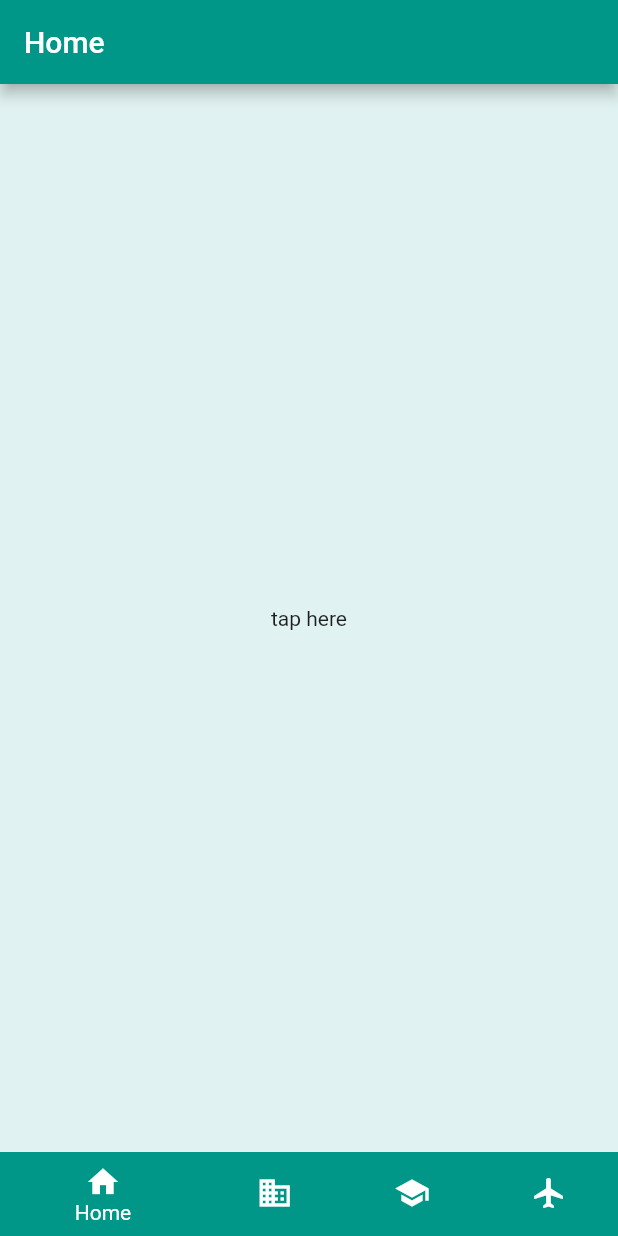
After one commit to olmaton/flutter-ejemplos, a Flutter app: the screen it shows after launch, after a tap on "BottomOfNavigationInFlutterPage", on a phone screen of 412 x 824 dp. The commit adds this screen. Run offline on Flutter 3.47's test engine with Material 2 defaults, Android fonts, the phone set to English and light mode, and no system bars.

Commit message:
Bottom Of Navigation In Flutter Page
Fuente:

https://medium.com/flutter/getting-to-the-bottom-of-navigation-in-flutter-b3e440b9386

```diff
--- /dev/null
+++ b/examples/lib/BottomOfNavigationInFlutter/BottomOfNavigationInFlutterPage.dart
@@ -0,0 +1,288 @@
+import 'package:flutter/material.dart';
+import 'package:flutter/rendering.dart';
+
+class Destination {
+  const Destination(this.index, this.title, this.icon, this.color);
+  final int index;
+  final String title;
+  final IconData icon;
+  final MaterialColor color;
+}
+
+const List<Destination> allDestinations = <Destination>[
+  Destination(0, 'Home', Icons.home, Colors.teal),
+  Destination(1, 'Business', Icons.business, Colors.cyan),
+  Destination(2, 'School', Icons.school, Colors.orange),
+  Destination(3, 'Flight', Icons.flight, Colors.blue)
+];
+
+class RootPage extends StatelessWidget {
+  const RootPage({ Key key, this.destination }) : super(key: key);
+
+  final Destination destination;
+
+  @override
+  Widget build(BuildContext context) {
+    return Scaffold(
+      appBar: AppBar(
+        title: Text(destination.title),
+        backgroundColor: destination.color,
+      ),
+      backgroundColor: destination.color[50],
+      body: SizedBox.expand(
+        child: InkWell(
+          onTap: () {
+            Navigator.pushNamed(context, "/list");
+          },
+          child: Center(
+            child: Text('tap here'),
+          ),
+        ),
+      ),
+    );
+  }
+}
+
+class ListPage extends StatelessWidget {
+  const ListPage({ Key key, this.destination }) : super(key: key);
+
+  final Destination destination;
+
+  @override
+  Widget build(BuildContext context) {
+    const List<int> shades = <int>[50, 100, 200, 300, 400, 500, 600, 700, 800, 900];
+
+    return Scaffold(
+      appBar: AppBar(
+        title: Text(destination.title),
+        backgroundColor: destination.color,
+      ),
+      backgroundColor: destination.color[50],
+      body: SizedBox.expand(
+        child: ListView.builder(
+          itemCount: shades.length,
+          itemBuilder: (BuildContext context, int index) {
+            return SizedBox(
+              height: 128,
+              child: Card(
+                color: destination.color[shades[index]].withOpacity(0.25),
+                child: InkWell(
+                  onTap: () {
+                    Navigator.pushNamed(context, "/text");
+                  },
+                  child: Center(
+                    child: Text('Item $index', style: Theme.of(context).primaryTextTheme.display1),
+                  ),
+                ),
+              ),
+            );
+          },
+        ),
+      ),
+    );
+  }
+}
+
+class TextPage extends StatefulWidget {
+  const TextPage({ Key key, this.destination }) : super(key: key);
+
+  final Destination destination;
+
+  @override
+  _TextPageState createState() => _TextPageState();
+}
+
+class _TextPageState extends State<TextPage> {
+  TextEditingController _textController;
+
+  @override
+  void initState() {
+    super.initState();
+    _textController = TextEditingController(
+      text: 'sample text: ${widget.destination.title}',
+    );
+  }
+
+  @override
+  Widget build(BuildContext context) {
+    return Scaffold(
+      appBar: AppBar(
+        title: Text(widget.destination.title),
+        backgroundColor: widget.destination.color,
+      ),
+      backgroundColor: widget.destination.color[50],
+      body: Container(
+        padding: const EdgeInsets.all(32.0),
+        alignment: Alignment.center,
+        child: TextField(controller: _textController),
+      ),
+    );
+  }
+
+  @override
+  void dispose() {
+    _textController.dispose();
+    super.dispose();
+  }
+}
+
+
+class ViewNavigatorObserver extends NavigatorObserver {
+  ViewNavigatorObserver(this.onNavigation);
+
+  final VoidCallback onNavigation;
+
+  void didPop(Route<dynamic> route, Route<dynamic> previousRoute) {
+    onNavigation();
+  }
+  void didPush(Route<dynamic> route, Route<dynamic> previousRoute) {
+    onNavigation();
+  }
+}
+
+class DestinationView extends StatefulWidget {
+  const DestinationView({ Key key, this.destination, this.onNavigation }) : super(key: key);
+
+  final Destination destination;
+  final VoidCallback onNavigation;
+
+  @override
+  _DestinationViewState createState() => _DestinationViewState();
+}
+
+class _DestinationViewState extends State<DestinationView> {
+  @override
+  Widget build(BuildContext context) {
+    return Navigator(
+      observers: <NavigatorObserver>[
+        ViewNavigatorObserver(widget.onNavigation),
+      ],
+      onGenerateRoute: (RouteSettings settings) {
+        return MaterialPageRoute(
+          settings: settings,
+          builder: (BuildContext context) {
+            switch(settings.name) {
+              case '/':
+                return RootPage(destination: widget.destination);
+              case '/list':
+                return ListPage(destination: widget.destination);
+              case '/text':
+                return TextPage(destination: widget.destination);
+            }
+          },
+        );
+      },
+    );
+  }
+}
+
+class BottomOfNavigationInFlutterPage extends StatefulWidget {
+  @override
+  _HomePageState createState() => _HomePageState();
+}
+
+class _HomePageState extends State<BottomOfNavigationInFlutterPage> with TickerProviderStateMixin<BottomOfNavigationInFlutterPage> {
+  List<Key> _destinationKeys;
+  List<AnimationController> _faders;
+  AnimationController _hide;
+  int _currentIndex = 0;
+
+  @override
+  void initState() {
+    super.initState();
+
+    _faders = allDestinations.map<AnimationController>((Destination destination) {
+      return AnimationController(vsync: this, duration: Duration(milliseconds: 200));
+    }).toList();
+    _faders[_currentIndex].value = 1.0;
+    _destinationKeys = List<Key>.generate(allDestinations.length, (int index) => GlobalKey()).toList();
+    _hide = AnimationController(vsync: this, duration: kThemeAnimationDuration);
+  }
+
+  @override
+  void dispose() {
+    for (AnimationController controller in _faders)
+      controller.dispose();
+    _hide.dispose();
+    super.dispose();
+  }
+
+  bool _handleScrollNotification(ScrollNotification notification) {
+    if (notification.depth == 0) {
+      if (notification is UserScrollNotification) {
+        final UserScrollNotification userScroll = notification;
+        switch (userScroll.direction) {
+          case ScrollDirection.forward:
+            _hide.forward();
+            break;
+          case ScrollDirection.reverse:
+            _hide.reverse();
+            break;
+          case ScrollDirection.idle:
+            break;
+        }
+      }
+    }
+    return false;
+  }
+
+  @override
+  Widget build(BuildContext context) {
+    return NotificationListener<ScrollNotification>(
+      onNotification: _handleScrollNotification,
+      child: Scaffold(
+        body: SafeArea(
+          top: false,
+          child: Stack(
+            fit: StackFit.expand,
+            children: allDestinations.map((Destination destination) {
+              final Widget view = FadeTransition(
+                opacity: _faders[destination.index].drive(CurveTween(curve: Curves.fastOutSlowIn)),
+                child: KeyedSubtree(
+                  key: _destinationKeys[destination.index],
+                  child: DestinationView(
+                    destination: destination,
+                    onNavigation: () {
+                      _hide.forward();
+                    },
+                  ),
+                ),
+              );
+              if (destination.index == _currentIndex) {
+                _faders[destination.index].forward();
+                return view;
+              } else {
+                _faders[destination.index].reverse();
+                if (_faders[destination.index].isAnimating) {
+                  return IgnorePointer(child: view);
+                }
+                return Offstage(child: view);
+              }
+            }).toList(),
+          ),
+        ),
+        bottomNavigationBar: ClipRect(
+          child: SizeTransition(
+            sizeFactor: _hide,
+            axisAlignment: -1.0,
+            child: BottomNavigationBar(
+              currentIndex: _currentIndex,
+              onTap: (int index) {
+                setState(() {
+                  _currentIndex = index;
+                });
+              },
+              items: allDestinations.map((Destination destination) {
+                return BottomNavigationBarItem(
+                  icon: Icon(destination.icon),
+                  backgroundColor: destination.color,
+                  title: Text(destination.title)
+                );
+              }).toList(),
+            ),
+          ),
+        ),
+      ),
+    );
+  }
+}
--- a/examples/lib/MyHomePage.dart
+++ b/examples/lib/MyHomePage.dart
@@ -1,3 +1,4 @@
+import 'package:examples/BottomOfNavigationInFlutter/BottomOfNavigationInFlutterPage.dart';
 import 'package:examples/HideBottomNavBar/HideBottomNavBar.dart';
 import 'package:examples/select-multiple/SelectMultiple.dart';
 import 'package:flutter/material.dart';
@@ -11,6 +12,20 @@ class MyHomePage extends StatefulWidget {
 }
 
 class _MyHomePageState extends State<MyHomePage> {
+
+  _btnBottomOfNavigationInFlutterPage(){
+    return RaisedButton(
+                  onPressed: () {
+                    Navigator.push(
+                        context,
+                        MaterialPageRoute(
+                          builder: (context) => BottomOfNavigationInFlutterPage(),
+                        ));
+                  },
+                  child: const Text(
+                      'BottomOfNavigationInFlutterPage',
+                      style: TextStyle(fontSize: 20)));
+  }
   @override
   Widget build(BuildContext context) {
     return Scaffold(
@@ -32,7 +47,7 @@ class _MyHomePageState extends State<MyHomePage> {
                   },
                   child: const Text('Listview con select multiple',
                       style: TextStyle(fontSize: 20))),
-                      RaisedButton(
+              RaisedButton(
                   onPressed: () {
                     Navigator.push(
                         context,
@@ -40,8 +55,9 @@ class _MyHomePageState extends State<MyHomePage> {
                           builder: (context) => HideBottomNavBar(),
                         ));
                   },
-                  child: const Text('Ocultar BOTTOM NAVIGATION BAR on Scroll Down',
-                      style: TextStyle(fontSize: 20)))
+                  child: const Text(
+                      'Ocultar BOTTOM NAVIGATION BAR on Scroll Down',
+                      style: TextStyle(fontSize: 20))),_btnBottomOfNavigationInFlutterPage()
             ],
           ),
         ) // This trailing comma makes auto-formatting nicer for build methods.
```
